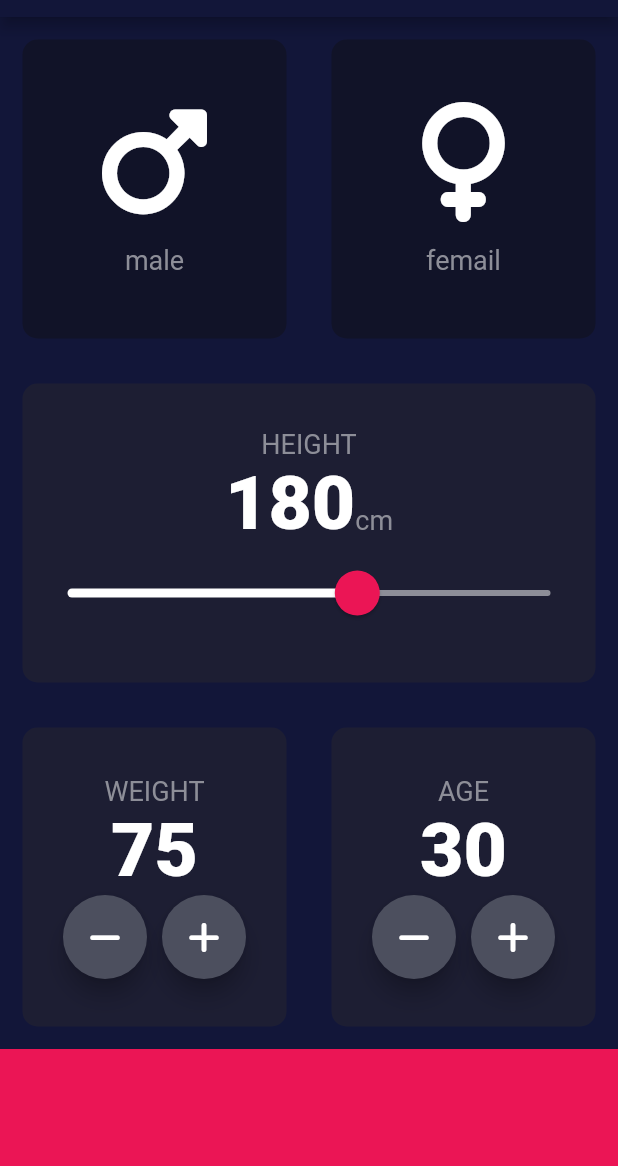
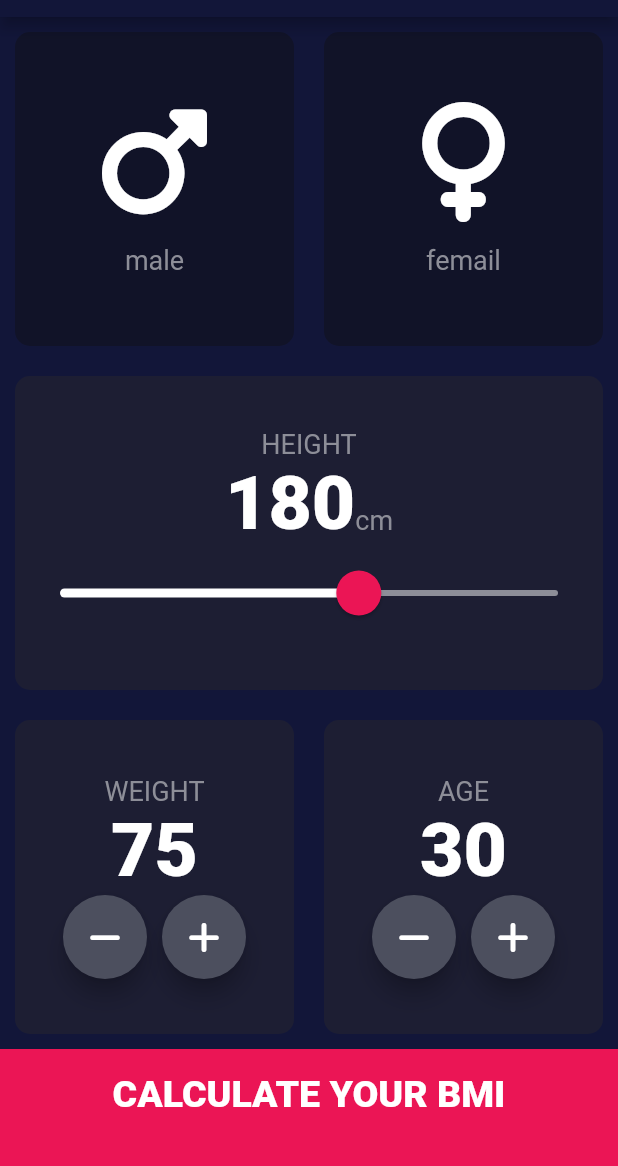
Before and after one commit to haruspic/bmi, a Flutter app: the screen it shows after launch, on a phone screen of 412 x 824 dp, the part 67-1233 px from its top. Run offline on Flutter 3.47's test engine with Material 2 defaults, Android fonts, the phone set to English and light mode, and no system bars; our stand-ins replace font_awesome_flutter.

Commit message:
base is finished

```diff
--- /dev/null
+++ b/lib/calculator_brain.dart
@@ -0,0 +1,33 @@
+import 'dart:math';
+
+class CalculatorBrain {
+  CalculatorBrain({required this.height, required this.weight});
+
+  final int height;
+  final int weight;
+  double bmi = 5;
+
+  double calculateBMI() {
+    return bmi = weight / pow(height / 100, 2);
+  }
+
+  String checkResult() {
+    if (bmi >= 25) {
+      return "Owerweight";
+    } else if (bmi > 18.5) {
+      return 'Normal';
+    } else {
+      return 'Underweight';
+    }
+  }
+
+  String interpritation() {
+    if (bmi >= 25) {
+      return "You have a higher than normal body weight. Try to exercise more.";
+    } else if (bmi > 18.5) {
+      return 'You have a normal body weight. Good job!';
+    } else {
+      return 'You have a lower than normal body weight. You can eat a bir more.';
+    }
+  }
+}
--- /dev/null
+++ b/lib/components/bottom_button.dart
@@ -0,0 +1,33 @@
+import 'package:flutter/material.dart';
+
+import '../constants.dart';
+
+class BottomButton extends StatelessWidget {
+  const BottomButton({
+    super.key,
+    required this.onTap,
+    required this.buttonTitle,
+  });
+
+  final Function() onTap;
+  final String buttonTitle;
+
+  @override
+  Widget build(BuildContext context) {
+    return InkWell(
+      onTap: onTap,
+      child: Ink(
+        padding: const EdgeInsets.only(bottom: 20),
+        color: kBottomContainerColor,
+        width: double.infinity,
+        height: kBottomContainerHeight,
+        child: Center(
+          child: Text(
+            buttonTitle,
+            style: kBottomButtonStyle,
+          ),
+        ),
+      ),
+    );
+  }
+}
--- a/lib/icon_content.dart
+++ b/lib/components/icon_content.dart
@@ -1,5 +1,5 @@
 import 'package:flutter/material.dart';
-import 'constants.dart';
+import '../constants.dart';
 
 class IconContent extends StatelessWidget {
   const IconContent({super.key, required this.lable, required this.icon});
--- a/lib/reusable_card.dart
+++ b/lib/components/reusable_card.dart
@@ -10,18 +10,16 @@ class ReusableCard extends StatelessWidget {
 
   @override
   Widget build(BuildContext context) {
-    return Expanded(
-      child: GestureDetector(
+    return GestureDetector(
       onTap: onPress,
       child: Container(
-          margin: const EdgeInsets.all(15),
+        margin: const EdgeInsets.all(10),
         decoration: BoxDecoration(
           color: cardColor,
           borderRadius: BorderRadius.circular(10),
         ),
         child: cardChild,
       ),
-      ),
     );
   }
 }
--- /dev/null
+++ b/lib/components/round_icon_button.dart
@@ -0,0 +1,24 @@
+import 'package:bmi/constants.dart';
+import 'package:flutter/material.dart';
+
+class RoundIconButton extends StatelessWidget {
+  const RoundIconButton({
+    super.key,
+    required this.icon,
+    required this.onPressed,
+  });
+  final IconData? icon;
+  final Function() onPressed;
+
+  @override
+  Widget build(BuildContext context) {
+    return RawMaterialButton(
+      elevation: 6,
+      constraints: const BoxConstraints.tightFor(width: 56, height: 56),
+      shape: const CircleBorder(),
+      fillColor: kBottomCardButtonColor,
+      onPressed: onPressed,
+      child: Icon(icon),
+    );
+  }
+}
--- a/lib/imput_page.dart
+++ /dev/null
@@ -1,206 +0,0 @@
-import 'package:bmi/constants.dart';
-import 'package:flutter/material.dart';
-import 'package:font_awesome_flutter/font_awesome_flutter.dart';
-import 'icon_content.dart';
-import 'reusable_card.dart';
-
-enum Gender { male, female }
-
-class InputPage extends StatefulWidget {
-  const InputPage({super.key});
-
-  @override
-  InputPageState createState() => InputPageState();
-}
-
-class InputPageState extends State<InputPage> {
-  Gender? selectedGender;
-  int height = 180;
-  int weight = 75;
-  int age = 30;
-
-  @override
-  Widget build(BuildContext context) {
-    return Scaffold(
-      appBar: AppBar(
-        centerTitle: true,
-        title: const Text('BMI CALCULATOR'),
-      ),
-      body: Column(
-        crossAxisAlignment: CrossAxisAlignment.stretch,
-        children: [
-          Expanded(
-            child: Row(
-              children: [
-                ReusableCard(
-                  onPress: () {
-                    setState(() {
-                      selectedGender = Gender.male;
-                    });
-                  },
-                  cardColor: selectedGender == Gender.male
-                      ? kActiveCardColor
-                      : kInactiveCardColor,
-                  cardChild: const IconContent(
-                    icon: FontAwesomeIcons.mars,
-                    lable: 'male',
-                  ),
-                ),
-                ReusableCard(
-                  onPress: () {
-                    setState(() {
-                      selectedGender = Gender.female;
-                    });
-                  },
-                  cardColor: selectedGender == Gender.female
-                      ? kActiveCardColor
-                      : kInactiveCardColor,
-                  cardChild: const IconContent(
-                    icon: FontAwesomeIcons.venus,
-                    lable: 'femail',
-                  ),
-                ),
-              ],
-            ),
-          ),
-          ReusableCard(
-            cardColor: kActiveCardColor,
-            cardChild: Column(
-              mainAxisAlignment: MainAxisAlignment.center,
-              children: [
-                const Text('HEIGHT', style: kLableTextStyle),
-                Row(
-                  mainAxisAlignment: MainAxisAlignment.center,
-                  crossAxisAlignment: CrossAxisAlignment.baseline,
-                  textBaseline: TextBaseline.alphabetic,
-                  children: [
-                    Text(height.toString(), style: kNumberTextStyle),
-                    const Text('cm', style: kLableTextStyle)
-                  ],
-                ),
-                SliderTheme(
-                  data: SliderTheme.of(context).copyWith(
-                    activeTrackColor: Colors.white,
-                    inactiveTrackColor: kTextColor,
-                    thumbColor: kBottomContainerColor,
-                    overlayColor: kSliderOverlayColor,
-                    thumbShape:
-                        const RoundSliderThumbShape(enabledThumbRadius: 15),
-                    overlayShape:
-                        const RoundSliderOverlayShape(overlayRadius: 30),
-                  ),
-                  child: Slider(
-                      value: height.toDouble(),
-                      min: 120,
-                      max: 220,
-                      onChanged: (double newValue) {
-                        setState(() {
-                          height = newValue.toInt();
-                        });
-                      }),
-                )
-              ],
-            ),
-          ),
-          Expanded(
-            child: Row(
-              children: [
-                ReusableCard(
-                  cardColor: kActiveCardColor,
-                  cardChild: Column(
-                    mainAxisAlignment: MainAxisAlignment.center,
-                    children: [
-                      const Text('WEIGHT', style: kLableTextStyle),
-                      Text(weight.toString(), style: kNumberTextStyle),
-                      Row(
-                        mainAxisAlignment: MainAxisAlignment.center,
-                        children: [
-                          RoundIconButton(
-                            icon: FontAwesomeIcons.minus,
-                            onPressed: () {
-                              setState(() {
-                                weight--;
-                              });
-                            },
-                          ),
-                          const SizedBox(width: 10),
-                          RoundIconButton(
-                            icon: FontAwesomeIcons.plus,
-                            onPressed: () {
-                              setState(() {
-                                weight++;
-                              });
-                            },
-                          )
-                        ],
-                      ),
-                    ],
-                  ),
-                ),
-                ReusableCard(
-                  cardColor: kActiveCardColor,
-                  cardChild: Column(
-                    mainAxisAlignment: MainAxisAlignment.center,
-                    children: [
-                      const Text('AGE', style: kLableTextStyle),
-                      Text(age.toString(), style: kNumberTextStyle),
-                      Row(
-                        mainAxisAlignment: MainAxisAlignment.center,
-                        children: [
-                          RoundIconButton(
-                            icon: FontAwesomeIcons.minus,
-                            onPressed: () {
-                              setState(() {
-                                age--;
-                              });
-                            },
-                          ),
-                          const SizedBox(width: 10),
-                          RoundIconButton(
-                            icon: FontAwesomeIcons.plus,
-                            onPressed: () {
-                              setState(() {
-                                age++;
-                              });
-                            },
-                          )
-                        ],
-                      ),
-                    ],
-                  ),
-                ),
-              ],
-            ),
-          ),
-          Container(
-            color: kBottomContainerColor,
-            width: double.infinity,
-            height: kBottomContainerHeight,
-          )
-        ],
-      ),
-    );
-  }
-}
-
-class RoundIconButton extends StatelessWidget {
-  const RoundIconButton({
-    super.key,
-    required this.icon,
-    required this.onPressed,
-  });
-  final IconData? icon;
-  final Function() onPressed;
-
-  @override
-  Widget build(BuildContext context) {
-    return RawMaterialButton(
-      elevation: 6,
-      constraints: const BoxConstraints.tightFor(width: 56, height: 56),
-      shape: const CircleBorder(),
-      fillColor: kBottomCardButtonColor,
-      onPressed: onPressed,
-      child: Icon(icon),
-    );
-  }
-}
--- a/lib/main.dart
+++ b/lib/main.dart
@@ -1,5 +1,5 @@
+import 'package:bmi/screens/imput_page.dart';
 import 'package:flutter/material.dart';
-import 'imput_page.dart';
 
 void main() => runApp(const BMICalculator());
 
--- /dev/null
+++ b/lib/screens/imput_page.dart
@@ -0,0 +1,211 @@
+import 'package:bmi/calculator_brain.dart';
+import 'package:bmi/components/bottom_button.dart';
+import 'package:bmi/components/icon_content.dart';
+import 'package:bmi/components/reusable_card.dart';
+import 'package:bmi/components/round_icon_button.dart';
+import 'package:bmi/constants.dart';
+import 'package:bmi/screens/result_page.dart';
+import 'package:flutter/material.dart';
+import 'package:font_awesome_flutter/font_awesome_flutter.dart';
+
+enum Gender { male, female }
+
+class InputPage extends StatefulWidget {
+  const InputPage({super.key});
+
+  @override
+  InputPageState createState() => InputPageState();
+}
+
+class InputPageState extends State<InputPage> {
+  Gender? selectedGender;
+  int height = 180;
+  int weight = 75;
+  int age = 30;
+
+  @override
+  Widget build(BuildContext context) {
+    return Scaffold(
+      appBar: AppBar(
+        centerTitle: true,
+        title: const Text('BMI CALCULATOR'),
+      ),
+      body: Column(
+        crossAxisAlignment: CrossAxisAlignment.stretch,
+        children: [
+          Expanded(
+            child: Row(
+              children: [
+                Expanded(
+                  child: ReusableCard(
+                    onPress: () {
+                      setState(() {
+                        selectedGender = Gender.male;
+                      });
+                    },
+                    cardColor: selectedGender == Gender.male
+                        ? kActiveCardColor
+                        : kInactiveCardColor,
+                    cardChild: const IconContent(
+                      icon: FontAwesomeIcons.mars,
+                      lable: 'male',
+                    ),
+                  ),
+                ),
+                Expanded(
+                  child: ReusableCard(
+                    onPress: () {
+                      setState(() {
+                        selectedGender = Gender.female;
+                      });
+                    },
+                    cardColor: selectedGender == Gender.female
+                        ? kActiveCardColor
+                        : kInactiveCardColor,
+                    cardChild: const IconContent(
+                      icon: FontAwesomeIcons.venus,
+                      lable: 'femail',
+                    ),
+                  ),
+                ),
+              ],
+            ),
+          ),
+          Expanded(
+            child: ReusableCard(
+              cardColor: kActiveCardColor,
+              cardChild: Column(
+                mainAxisAlignment: MainAxisAlignment.center,
+                children: [
+                  const Text('HEIGHT', style: kLableTextStyle),
+                  Row(
+                    mainAxisAlignment: MainAxisAlignment.center,
+                    crossAxisAlignment: CrossAxisAlignment.baseline,
+                    textBaseline: TextBaseline.alphabetic,
+                    children: [
+                      Text(height.toString(), style: kNumberTextStyle),
+                      const Text('cm', style: kLableTextStyle)
+                    ],
+                  ),
+                  SliderTheme(
+                    data: SliderTheme.of(context).copyWith(
+                      activeTrackColor: Colors.white,
+                      inactiveTrackColor: kTextColor,
+                      thumbColor: kBottomContainerColor,
+                      overlayColor: kSliderOverlayColor,
+                      thumbShape:
+                          const RoundSliderThumbShape(enabledThumbRadius: 15),
+                      overlayShape:
+                          const RoundSliderOverlayShape(overlayRadius: 30),
+                    ),
+                    child: Slider(
+                        value: height.toDouble(),
+                        min: 120,
+                        max: 220,
+                        onChanged: (double newValue) {
+                          setState(() {
+                            height = newValue.toInt();
+                          });
+                        }),
+                  )
+                ],
+              ),
+            ),
+          ),
+          Expanded(
+            child: Row(
+              children: [
+                Expanded(
+                  child: ReusableCard(
+                    cardColor: kActiveCardColor,
+                    cardChild: Column(
+                      mainAxisAlignment: MainAxisAlignment.center,
+                      children: [
+                        const Text('WEIGHT', style: kLableTextStyle),
+                        Text(weight.toString(), style: kNumberTextStyle),
+                        Row(
+                          mainAxisAlignment: MainAxisAlignment.center,
+                          children: [
+                            RoundIconButton(
+                              icon: FontAwesomeIcons.minus,
+                              onPressed: () {
+                                setState(() {
+                                  weight--;
+                                });
+                              },
+                            ),
+                            const SizedBox(width: 10),
+                            RoundIconButton(
+                              icon: FontAwesomeIcons.plus,
+                              onPressed: () {
+                                setState(() {
+                                  weight++;
+                                });
+                              },
+                            )
+                          ],
+                        ),
+                      ],
+                    ),
+                  ),
+                ),
+                Expanded(
+                  child: ReusableCard(
+                    cardColor: kActiveCardColor,
+                    cardChild: Column(
+                      mainAxisAlignment: MainAxisAlignment.center,
+                      children: [
+                        const Text('AGE', style: kLableTextStyle),
+                        Text(age.toString(), style: kNumberTextStyle),
+                        Row(
+                          mainAxisAlignment: MainAxisAlignment.center,
+                          children: [
+                            RoundIconButton(
+                              icon: FontAwesomeIcons.minus,
+                              onPressed: () {
+                                setState(() {
+                                  age--;
+                                });
+                              },
+                            ),
+                            const SizedBox(width: 10),
+                            RoundIconButton(
+                              icon: FontAwesomeIcons.plus,
+                              onPressed: () {
+                                setState(() {
+                                  age++;
+                                });
+                              },
+                            )
+                          ],
+                        ),
+                      ],
+                    ),
+                  ),
+                ),
+              ],
+            ),
+          ),
+          BottomButton(
+            onTap: () {
+              CalculatorBrain calc =
+                  CalculatorBrain(height: height, weight: weight);
+
+              Navigator.push(
+                context,
+                MaterialPageRoute(
+                  builder: (context) => ResultPage(
+                    bmiResults: calc.calculateBMI(),
+                    interpritation: calc.interpritation(),
+                    resultText: calc.checkResult(),
+                  ),
+                ),
+              );
+            },
+            buttonTitle: 'CALCULATE YOUR BMI',
+          )
+        ],
+      ),
+    );
+  }
+}
```
Also changed, not shown: lib/constants.dart (+25 -0 lines), lib/screens/result_page.dart (added, +69 -0 lines). Lines whose indentation alone changed are shown as unchanged.
